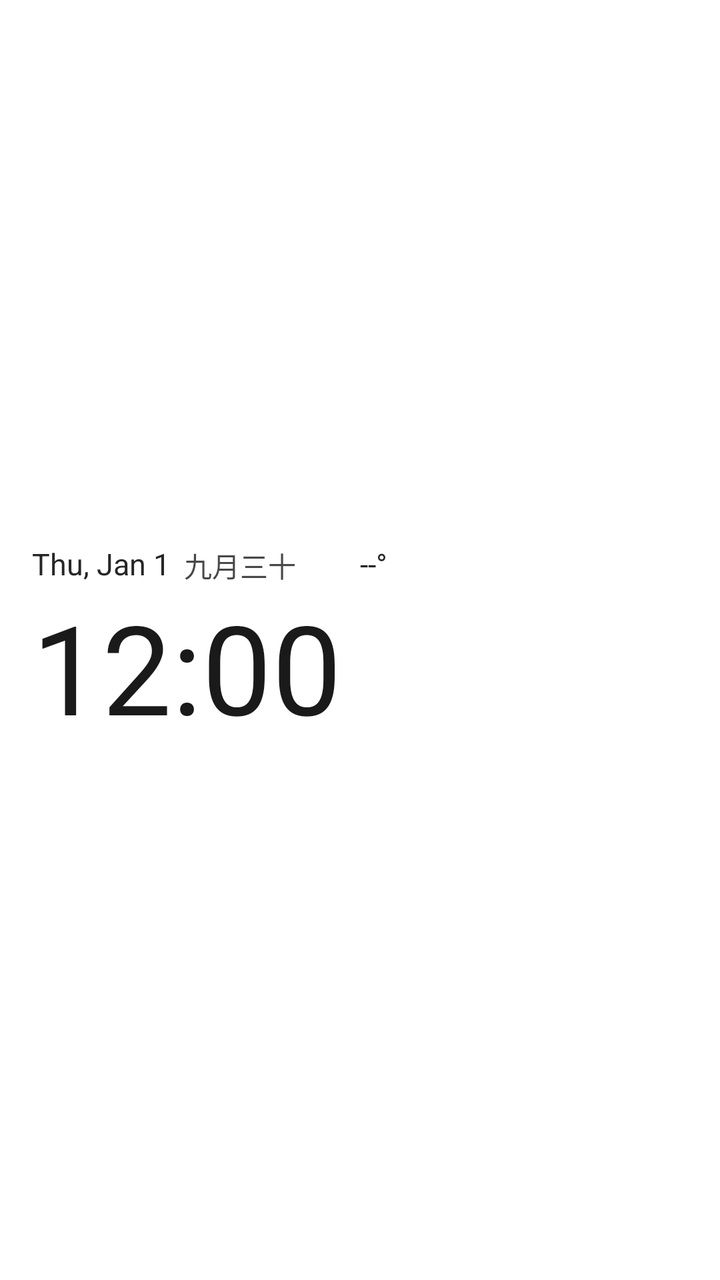
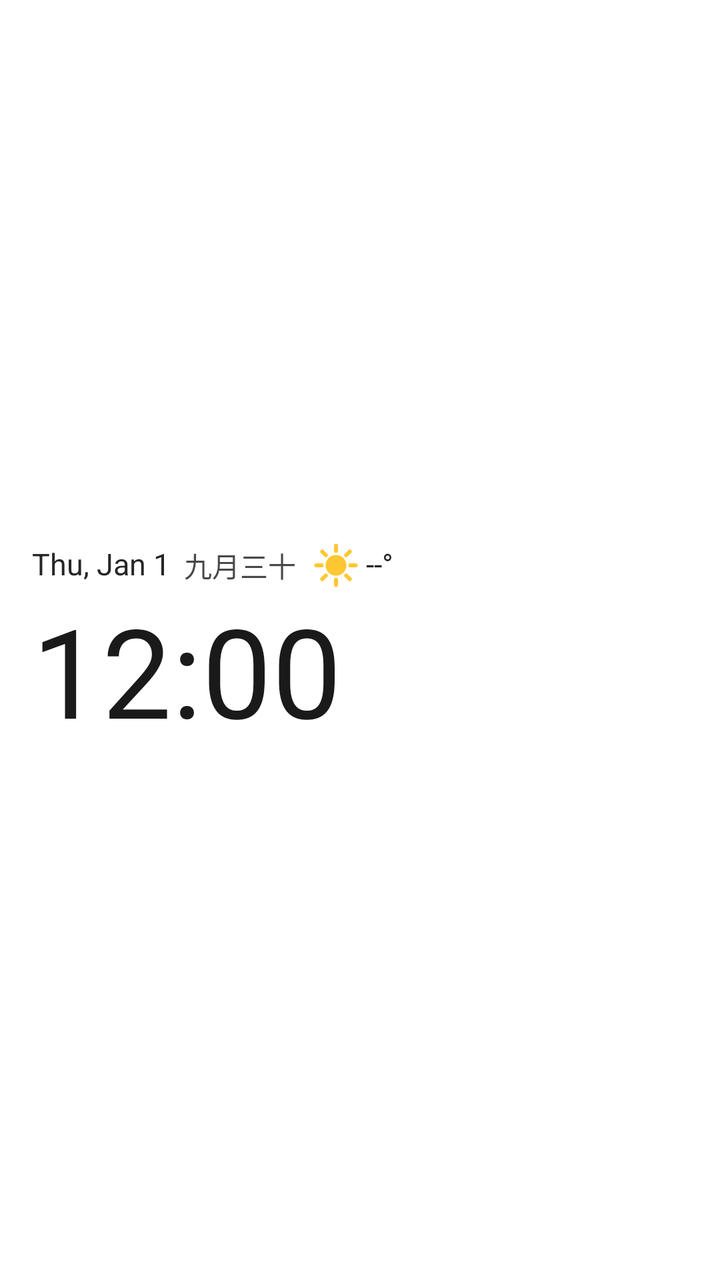

An Android layout rendered at two revisions. The XML below is the earlier revision; the diff shows what the commit changed to produce the second picture.
<!-- AndroidManifest.xml: fallback theme Theme.MaterialComponents.DayNight.NoActionBar -->
<!-- res/layout/ww_black_normal.xml -->
<?xml version="1.0" encoding="utf-8"?>
<LinearLayout xmlns:android="http://schemas.android.com/apk/res/android"
    android:id="@+id/ww_root"
    android:layout_width="match_parent"
    android:layout_height="match_parent"
    android:orientation="vertical"
    android:gravity="center_vertical|start"
    android:paddingStart="16dp"
    android:paddingEnd="16dp">

    <LinearLayout
        android:id="@+id/ww_date_touch"
        android:layout_width="match_parent"
        android:layout_height="wrap_content"
        android:orientation="horizontal"
        android:gravity="center_vertical"
        android:paddingTop="7dp"
        android:paddingBottom="3dp">

        <TextClock
            android:id="@+id/ww_date"
            android:layout_width="wrap_content"
            android:layout_height="wrap_content"
            android:fontFamily="sans-serif"
            android:format24Hour="@string/date_format_compact"
            android:format12Hour="@string/date_format_compact"
            android:includeFontPadding="false"
            android:shadowColor="#4DFFFFFF"
            android:shadowDx="0"
            android:shadowDy="1"
            android:shadowRadius="3"
            android:textColor="#F21A1A1A"
            android:textSize="15sp" />

        <TextView
            android:id="@+id/ww_lunar"
            android:layout_width="wrap_content"
            android:layout_height="wrap_content"
            android:layout_marginStart="7dp"
            android:fontFamily="sans-serif"
            android:includeFontPadding="false"
            android:shadowColor="#4DFFFFFF"
            android:shadowDx="0"
            android:shadowDy="1"
            android:shadowRadius="3"
            android:textColor="#CC1A1A1A"
            android:textSize="14sp"
            android:text="九月三十" />

        <LinearLayout
            android:id="@+id/ww_weather_touch"
            android:layout_width="wrap_content"
            android:layout_height="wrap_content"
            android:layout_marginStart="8dp"
            android:orientation="horizontal"
            android:gravity="center_vertical"
            android:paddingTop="4dp"
            android:paddingBottom="4dp">

            <ImageView
                android:id="@+id/ww_icon"
                android:layout_width="21dp"
                android:layout_height="21dp"
                android:scaleType="fitCenter"
                android:src="@drawable/ic_wx_clear" />

            <TextView
                android:id="@+id/ww_temp"
                android:layout_width="wrap_content"
                android:layout_height="wrap_content"
                android:layout_marginStart="3dp"
                android:fontFamily="sans-serif"
                android:includeFontPadding="false"
                android:shadowColor="#4DFFFFFF"
                android:shadowDx="0"
                android:shadowDy="1"
                android:shadowRadius="3"
                android:textColor="#F21A1A1A"
                android:textSize="15sp"
                android:text="--°" />
        </LinearLayout>

        <TextView
            android:id="@+id/ww_city"
            android:layout_width="wrap_content"
            android:layout_height="wrap_content"
            android:layout_marginStart="8dp"
            android:ellipsize="end"
            android:fontFamily="sans-serif"
            android:includeFontPadding="false"
            android:maxLines="1"
            android:shadowColor="#4DFFFFFF"
            android:shadowDx="0"
            android:shadowDy="1"
            android:shadowRadius="3"
            android:textColor="#991A1A1A"
            android:textSize="13sp"
            android:visibility="gone" />
    </LinearLayout>

    <FrameLayout
        android:id="@+id/ww_time_touch"
        android:layout_width="match_parent"
        android:layout_height="wrap_content"
        android:paddingTop="0dp"
        android:paddingBottom="6dp">

        <TextClock
            android:id="@+id/ww_time"
            android:layout_width="wrap_content"
            android:layout_height="wrap_content"
            android:fontFamily="sans-serif"
            android:format24Hour="HH:mm"
            android:format12Hour="h:mm"
            android:includeFontPadding="false"
            android:shadowColor="#4DFFFFFF"
            android:shadowDx="0"
            android:shadowDy="1"
            android:shadowRadius="4"
            android:textColor="#FF1A1A1A"
            android:textSize="62sp" />
    </FrameLayout>

</LinearLayout>
<!-- resources referenced by this layout -->
<resources>
  <!-- drawable ic_wx_clear: vector/xml drawable (drawable, 2462 chars, omitted) -->
  <string name="date_format_compact">EEE, MMM d</string>
</resources>

<!-- the commit's change to res/layout/ww_black_normal.xml (unified diff, before → after) -->
@@ -59,10 +59,10 @@
 
             <ImageView
                 android:id="@+id/ww_icon"
-                android:layout_width="21dp"
-                android:layout_height="21dp"
+                android:layout_width="24dp"
+                android:layout_height="24dp"
                 android:scaleType="fitCenter"
-                android:src="@drawable/ic_wx_clear" />
+                android:src="@drawable/ic_wx_sunny" />
 
             <TextView
                 android:id="@+id/ww_temp"
<!-- resource entries referenced after the edit -->
@@ -1,6 +1,15 @@
 <!-- resources referenced by this layout -->
 <resources>
-  <!-- drawable ic_wx_clear: vector/xml drawable (drawable, 2462 chars, omitted) -->
+  <!-- drawable ic_wx_sunny (drawable) -->
+  <?xml version="1.0" encoding="utf-8"?>
+  <vector xmlns:android="http://schemas.android.com/apk/res/android"
+      android:width="24dp"
+      android:height="24dp"
+      android:viewportWidth="24"
+      android:viewportHeight="24">
+      <path android:pathData="M12,6.8a5.2,5.2 0 1,0 0,10.4a5.2,5.2 0 1,0 0,-10.4z" android:fillColor="#FFC733" />
+      <path android:pathData="M12,4.8L12,2.2M12,19.2L12,21.8M4.8,12L2.2,12M19.2,12L21.8,12M6.9,6.9L5.1,5.1M17.1,17.1L18.9,18.9M18.9,5.1L17.1,6.9M5.1,18.9L6.9,17.1" android:fillColor="#00000000" android:strokeColor="#FFC733" android:strokeWidth="2.0" android:strokeLineCap="round" />
+  </vector>
   <string name="date_format_compact">EEE, MMM d</string>
 </resources>
 
